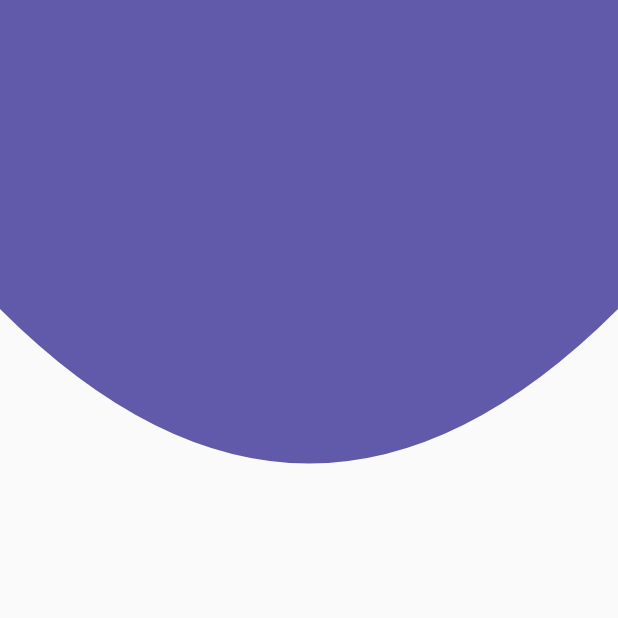
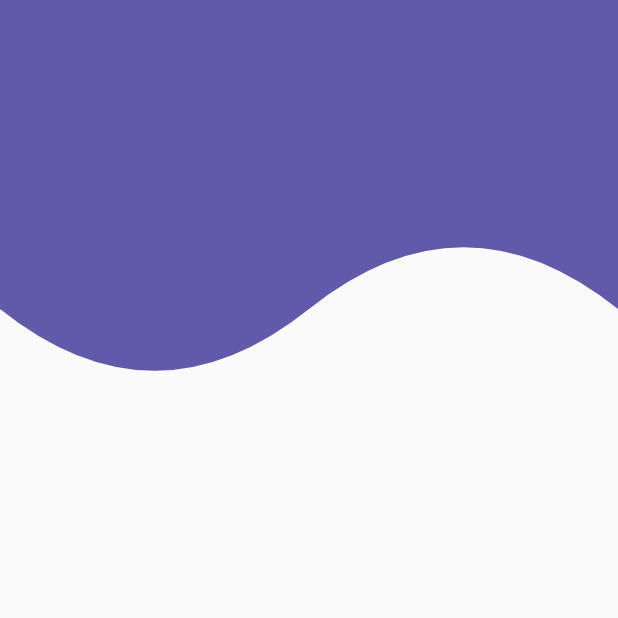
Before and after one commit to Christianesk/designs_flutter, a Flutter app: the screen it shows after launch, on a phone screen of 412 x 824 dp, the top half of it. Run offline on Flutter 3.47's test engine with Material 2 defaults, Android fonts, the phone set to English and light mode, and no system bars.

Commit message:
Design Wave Header using Custom painter

```diff
--- a/lib/src/pages/headers_page.dart
+++ b/lib/src/pages/headers_page.dart
@@ -5,7 +5,7 @@
   @override
   Widget build(BuildContext context) {
     return Scaffold(
-      body: CurveHeader(),
+      body: WaveHeader(),
     );
   }
 }
--- a/lib/src/widgets/headers.dart
+++ b/lib/src/widgets/headers.dart
@@ -183,3 +183,44 @@
     return true;
   }
 }
+
+class WaveHeader extends StatelessWidget {
+  @override
+  Widget build(BuildContext context) {
+    return Container(
+      height: double.infinity,
+      width: double.infinity,
+      child: CustomPaint(
+        painter: _WaveHeaderPainter(),
+      ),
+    );
+  }
+}
+
+class _WaveHeaderPainter extends CustomPainter {
+  @override
+  void paint(Canvas canvas, Size size) {
+    final paint = Paint();
+
+    //Properties
+
+    paint.color = Color(0xff615AAB);
+    paint.style = PaintingStyle.fill;
+    paint.strokeWidth  = 20;
+
+
+    final path = new Path();
+
+    path.lineTo(0, size.height *0.25);
+    path.quadraticBezierTo(size.width*0.25, size.height *0.35, size.width*0.5, size.height *0.25);
+    path.quadraticBezierTo(size.width*0.75, size.height *0.15, size.width, size.height *0.25);
+    path.lineTo(size.width, 0);
+
+    canvas.drawPath(path, paint);
+  }
+
+  @override
+  bool shouldRepaint(covariant CustomPainter oldDelegate) {
+    return true;
+  }
+}
```
